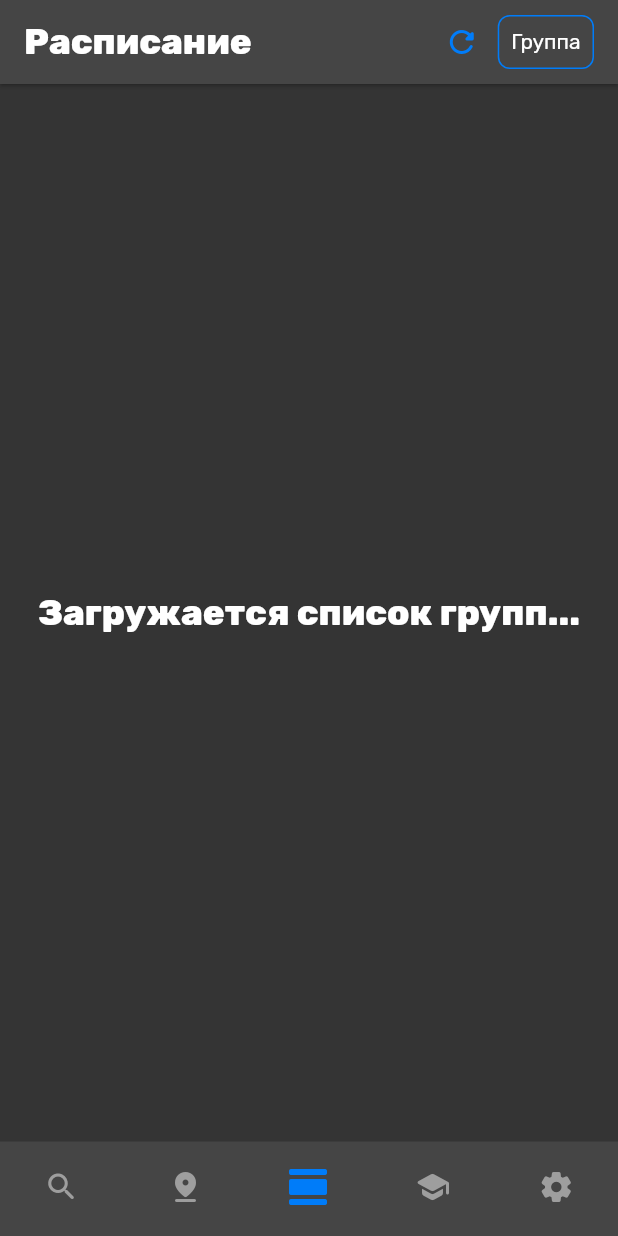
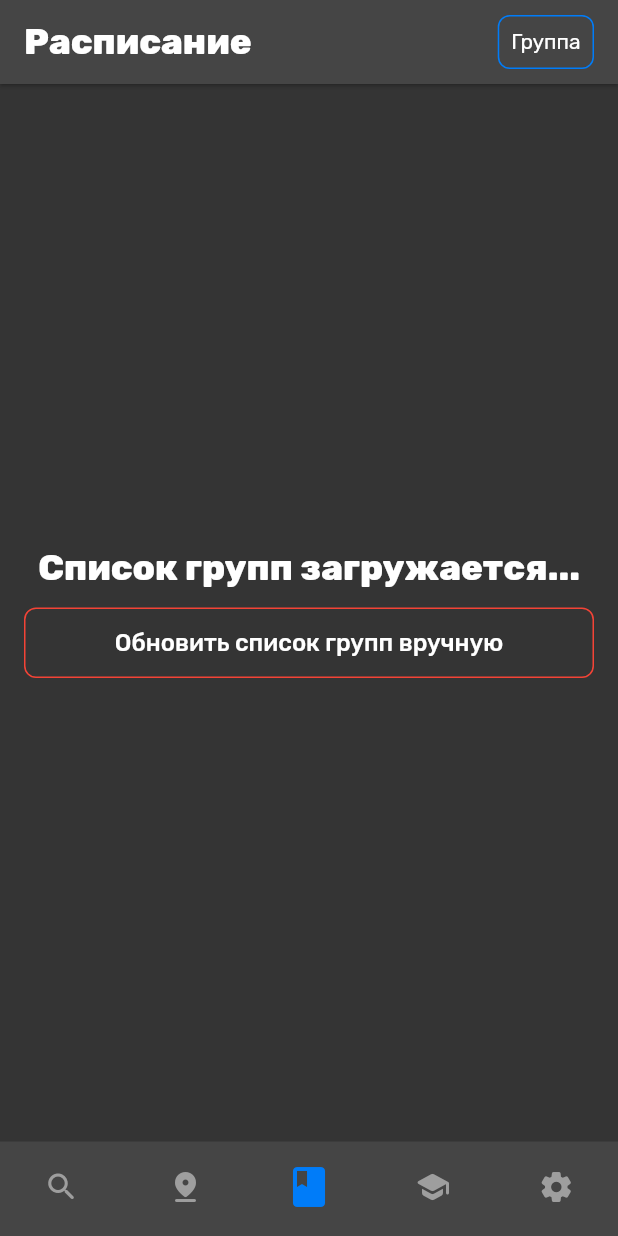
Before and after one commit to psrar/mtkp_space_client, a Flutter app: the screen it shows after launch, on a phone screen of 412 x 824 dp. Run offline on Flutter 3.47's test engine with Material 2 defaults, Android fonts, the light colour scheme and no system bars; our stand-ins replace auto_size_text, connectivity_plus, flutter_local_notifications, fluttertoast, google_fonts, jiffy and 2 more; missing offline and left inert: android_alarm_manager_plus, optimize_battery; accounts and stored records are empty.

Commit message:
Улучшения вёрстки и исправления багов

```diff
--- a/lib/database/database_interface.dart
+++ b/lib/database/database_interface.dart
@@ -130,7 +130,8 @@ class DatabaseWorker {
           'weekday': element['weekday'],
           'queue': element['queue'],
           'subject': element['subject'],
-          'room': element['room']
+          'room': element['room'],
+          'group': element['groupname']
         });
       }
 
--- a/lib/views/navigator_view.dart
+++ b/lib/views/navigator_view.dart
@@ -134,9 +134,7 @@ class _NavigatorViewState extends State<NavigatorView>
                 _animateResetStop();
               }
             },
-            onInteractionEnd: mode == 0
-                ? (_) => _startResetTimer()
-                : (_) => _animateResetInitialize(),
+            onInteractionEnd: (_) => _startResetTimer(),
             transformationController: _transformationController,
           ),
         ),
--- a/lib/views/overview_page.dart
+++ b/lib/views/overview_page.dart
@@ -28,6 +28,7 @@ class OverviewPage extends StatefulWidget {
 
 class _OverviewPageState extends State<OverviewPage> {
   final PageStorageBucket _bucket = PageStorageBucket();
+  final lessonsKey = const PageStorageKey("Lessons");
 
   int _selectedView = 2;
   late List<Widget> _views;
@@ -35,10 +36,7 @@ class _OverviewPageState extends State<OverviewPage> {
 
   String _selectedGroup = 'Группа';
   List<String> entryOptions = [];
-  bool needUpdateTrigger = false;
 
-  late bool _isReplacementSelected = false;
-  DateTime? _lastReplacements;
   Map<String, String> _domens = {};
 
   bool _inSearchShedule = false;
@@ -61,8 +59,6 @@ class _OverviewPageState extends State<OverviewPage> {
 
   @override
   Widget build(BuildContext context) {
-    var lessonsKey = const PageStorageKey("Lessons");
-
     _views[0] = SearchView(
         key: const PageStorageKey("Search"),
         pinnedGroups: cachedPinnedGroups,
@@ -81,26 +77,14 @@ class _OverviewPageState extends State<OverviewPage> {
 
     _views[3] = _selectedGroup == 'Группа'
         ? EmptyWelcome(
-            loading: entryOptions.isEmpty && _selectedGroup == 'Группа')
+            loading: entryOptions.isEmpty && _selectedGroup == 'Группа',
+            retryAction: () async => await _requestGroups())
         : DomensView(existingPairs: _domens);
     _views[4] = _selectedGroup == 'Группа'
         ? EmptyWelcome(
-            loading: entryOptions.isEmpty && _selectedGroup == 'Группа')
+            loading: entryOptions.isEmpty && _selectedGroup == 'Группа',
+            retryAction: () async => await _requestGroups())
         : const SettingsView();
-
-    final _updateAction = IconButton(
-        splashRadius: 18,
-        onPressed: () async {
-          setState(() {
-            needUpdateTrigger = true;
-            _searchedClassroom = '';
-          });
-          if (_selectedGroup == 'Группа') await _requestGroups();
-        },
-        icon: Icon(
-          Icons.refresh_rounded,
-          color: Theme.of(context).primaryColorLight,
-        ));
 
     final _groupSelectorAction = Padding(
       padding: const EdgeInsets.only(top: 10, bottom: 10, right: 16),
@@ -112,7 +96,6 @@ class _OverviewPageState extends State<OverviewPage> {
             _searchedClassroom = '';
             if (_selectedGroup != value) {
               _selectedGroup = value;
-              needUpdateTrigger = true;
               _selectedView = 2;
             }
           });
@@ -127,24 +110,19 @@ class _OverviewPageState extends State<OverviewPage> {
 
     _views[2] = _selectedGroup == 'Группа'
         ? EmptyWelcome(
-            loading: entryOptions.isEmpty && _selectedGroup == 'Группа')
+            loading: entryOptions.isEmpty && _selectedGroup == 'Группа',
+            retryAction: () async => await _requestGroups())
         : LessonsView(
             key: lessonsKey,
             selectedGroup: _selectedGroup,
             forTeacher: false,
-            dirty: needUpdateTrigger,
             inSearch: false,
-            callback: (bool isReplacementSelected, DateTime? lastReplacements,
-                Map<String, String> domens) {
+            callback: (Map<String, String> domens) {
               setState(() {
-                _isReplacementSelected = isReplacementSelected;
-                _lastReplacements = lastReplacements;
                 _domens = domens;
               });
             },
             onClassroomTap: (classroom) => handleClassroomTap(classroom));
-
-    needUpdateTrigger = false;
 
     late Widget title;
     switch (_selectedView) {
@@ -163,33 +141,7 @@ class _OverviewPageState extends State<OverviewPage> {
         title = Row(children: const [Text('Навигация')]);
         break;
       case 2:
-        title = layout.SharedAxisSwitcher(
-          reverse: !_isReplacementSelected,
-          child: Row(
-            key: ValueKey(_isReplacementSelected),
-            children: [
-              Expanded(
-                child: _isReplacementSelected
-                    ? Column(
-                        crossAxisAlignment: CrossAxisAlignment.stretch,
-                        children: [
-                          const Text('Замены'),
-                          Text(
-                            _lastReplacements == null
-                                ? 'Данные о заменах устарели'
-                                : 'Обновлено ' +
-                                    SimpleDate.fromDateTime(_lastReplacements!)
-                                        .toSpeech() +
-                                    ' в ${_lastReplacements!.hour.toString().padLeft(2, '0')}:${_lastReplacements!.minute.toString().padLeft(2, '0')}',
-                            style: const TextStyle(fontSize: 10),
-                          ),
-                        ],
-                      )
-                    : const Text('Расписание'),
-              ),
-            ],
-          ),
-        );
+        title = Row(children: const [Text('Расписание')]);
         break;
       case 3:
         title = Row(children: const [Text('Предметы')]);
@@ -207,7 +159,7 @@ class _OverviewPageState extends State<OverviewPage> {
               reverse: appbarAnimationDirection,
               transitionType: SharedAxisTransitionType.horizontal,
               child: Container(key: ValueKey(_selectedView), child: title)),
-          actions: [_updateAction, _groupSelectorAction],
+          actions: [_groupSelectorAction],
         ),
         bottomNavigationBar: BottomNavigationBar(
             currentIndex: _selectedView,
@@ -237,7 +189,7 @@ class _OverviewPageState extends State<OverviewPage> {
               const BottomNavigationBarItem(
                   icon: Icon(Icons.pin_drop_rounded), label: 'Навигация'),
               const BottomNavigationBarItem(
-                  icon: Icon(Icons.view_day_rounded), label: 'Расписание'),
+                  icon: Icon(Icons.book_rounded), label: 'Расписание'),
               const BottomNavigationBarItem(
                   icon: Icon(Icons.school_rounded), label: 'Предметы'),
               const BottomNavigationBarItem(
@@ -255,6 +207,12 @@ class _OverviewPageState extends State<OverviewPage> {
   }
 
   void handleClassroomTap(String classroom) {
+    if (classroom == 'ВЦ') {
+      if (!kIsWeb && Platform.isLinux) return;
+      Fluttertoast.showToast(
+          msg:
+              'Открытых данных о расписании в ВЦ не имеется, проверить расположение невозможно');
+    }
     if (classrooms[classroom] != null) {
       setState(() {
         _searchedClassroom = classroom;
@@ -308,20 +266,37 @@ class _OverviewPageState extends State<OverviewPage> {
 
 class EmptyWelcome extends StatelessWidget {
   final bool loading;
-  const EmptyWelcome({Key? key, required this.loading}) : super(key: key);
+  final void Function() retryAction;
+  const EmptyWelcome(
+      {Key? key, required this.loading, required this.retryAction})
+      : super(key: key);
 
   @override
   Widget build(BuildContext context) {
     return Padding(
       padding: const EdgeInsets.symmetric(horizontal: 16.0),
-      child: Center(
-          child: Text(
-        loading
-            ? 'Загружается список групп...'
-            : 'Выберите группу, чтобы посмотреть её расписание',
-        style: app_global.headerFont,
-        textAlign: TextAlign.center,
-      )),
+      child: Column(
+        crossAxisAlignment: CrossAxisAlignment.stretch,
+        mainAxisAlignment: MainAxisAlignment.center,
+        children: [
+          Text(
+            loading
+                ? 'Список групп загружается...'
+                : 'Выберите группу, чтобы посмотреть её расписание',
+            style: app_global.headerFont,
+            textAlign: TextAlign.center,
+          ),
+          const SizedBox(height: 12),
+          layout.ColoredTextButton(
+            text: 'Обновить список групп вручную',
+            onPressed: () => retryAction(),
+            foregroundColor: Colors.white,
+            boxColor: app_global.errorColor,
+            splashColor: app_global.errorColor,
+            outlined: true,
+          ),
+        ],
+      ),
     );
   }
 }
--- a/lib/views/search_view/search_view.dart
+++ b/lib/views/search_view/search_view.dart
@@ -155,15 +155,13 @@ class _SearchViewState extends State<SearchView> {
           ? LessonsViewForTeacher(
               key: const PageStorageKey('Lessons'),
               selectedGroup: _option,
-              dirty: false,
               inSearch: true,
               onClassroomTap: (c) => widget.onClassroomTap(c))
           : LessonsView(
               key: const PageStorageKey('Lessons'),
               selectedGroup: _option,
               forTeacher: _option.contains('~'),
-              callback: (_, __, ___) {},
-              dirty: false,
+              callback: (_) {},
               inSearch: true,
               onClassroomTap: (c) => widget.onClassroomTap(c));
     } else {
```
Also changed, not shown: lib/views/lessons_view.dart (+45 -45 lines), lib/views/lessons_view_teachers.dart (+16 -14 lines).
